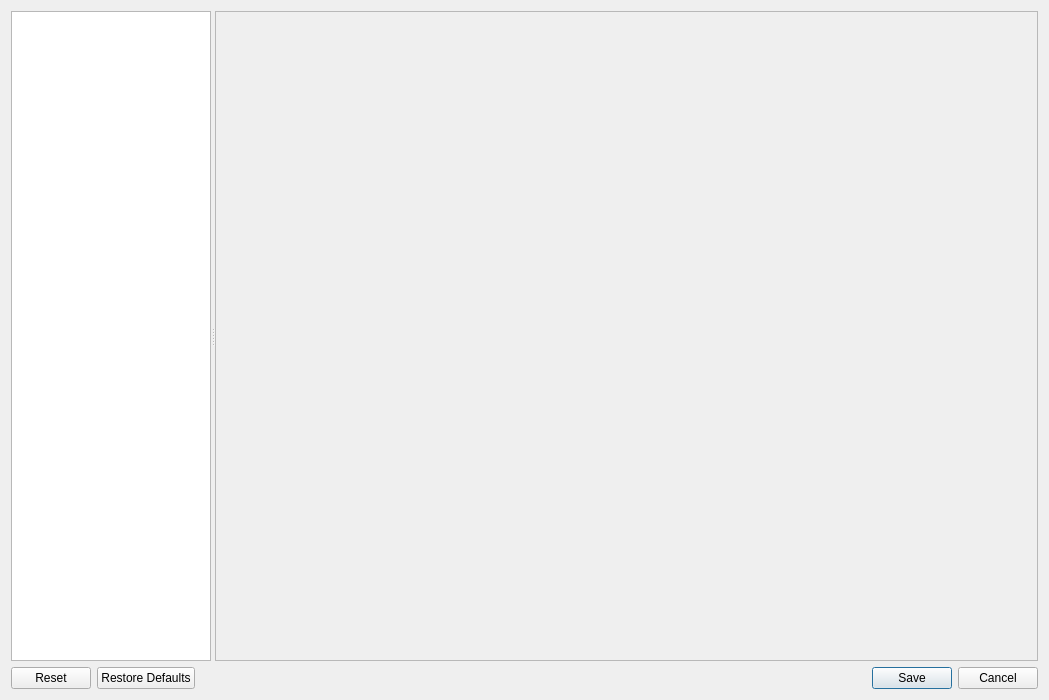
Before: the Qt Designer form src/ui/ConfigDialog.ui in oneminute/LaserController, drawn with Qt 5.
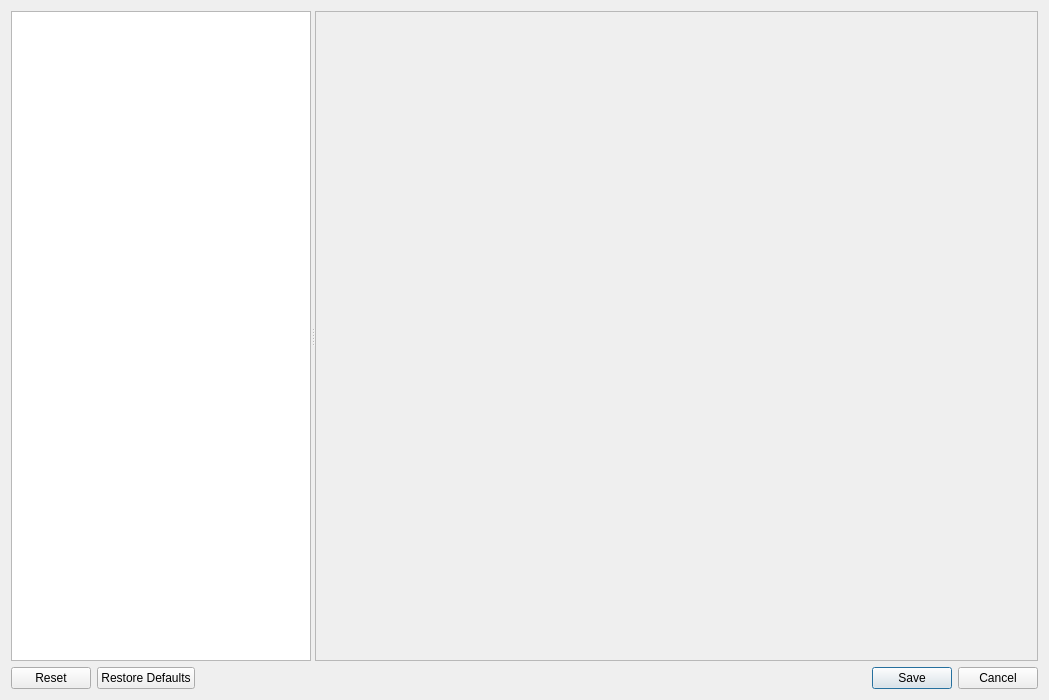
After: the same form once the commit is applied.

The edit to the form file:
```diff
--- a/src/ui/ConfigDialog.ui
+++ b/src/ui/ConfigDialog.ui
@@ -25,7 +25,7 @@
      <widget class="QTreeWidget" name="treeWidgetCatalogue">
       <property name="maximumSize">
        <size>
-        <width>200</width>
+        <width>300</width>
         <height>16777215</height>
        </size>
       </property>
@@ -45,6 +45,9 @@
         <height>0</height>
        </size>
       </property>
+      <property name="sizeAdjustPolicy">
+       <enum>QAbstractScrollArea::AdjustIgnored</enum>
+      </property>
       <property name="widgetResizable">
        <bool>true</bool>
       </property>
@@ -53,11 +56,14 @@
         <rect>
          <x>0</x>
          <y>0</y>
-         <width>824</width>
+         <width>724</width>
          <height>651</height>
         </rect>
        </property>
        <layout class="QVBoxLayout" name="verticalLayout_2" stretch="0">
+        <property name="spacing">
+         <number>2</number>
+        </property>
         <property name="leftMargin">
          <number>3</number>
         </property>
```
